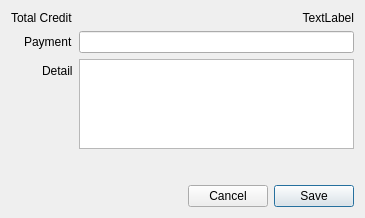
The window that libgui/customer/addcreditpaymentdialog.ui (apinprastya/sultan) describes before a commit, drawn with Qt 5.
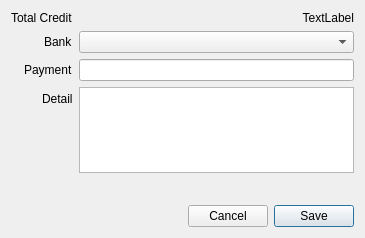
The same window after the commit. Custom widgets are drawn as their Qt base class.

Commit message: implement transaction and money report

What changed in the file:
```diff
--- a/libgui/customer/addcreditpaymentdialog.ui
+++ b/libgui/customer/addcreditpaymentdialog.ui
@@ -7,7 +7,7 @@
     <x>0</x>
     <y>0</y>
     <width>365</width>
-    <height>218</height>
+    <height>238</height>
    </rect>
   </property>
   <property name="windowTitle">
@@ -29,7 +29,7 @@
        </property>
       </widget>
      </item>
-     <item row="1" column="0">
+     <item row="2" column="0">
       <widget class="QLabel" name="label_2">
        <property name="text">
         <string>Payment</string>
@@ -46,17 +46,17 @@
        </property>
       </widget>
      </item>
-     <item row="2" column="0">
+     <item row="3" column="0">
       <widget class="QLabel" name="label_4">
        <property name="text">
         <string>Detail</string>
        </property>
       </widget>
      </item>
-     <item row="1" column="1">
-      <widget class="LibGUI::MoneyLineEdit" name="linePayment"/>
-     </item>
      <item row="2" column="1">
+      <widget class="LibGUI::MoneyLineEdit" name="linePayment"/>
+     </item>
+     <item row="3" column="1">
       <widget class="QPlainTextEdit" name="plainDetail">
        <property name="maximumSize">
         <size>
@@ -66,6 +66,16 @@
        </property>
       </widget>
      </item>
+     <item row="1" column="0">
+      <widget class="QLabel" name="label_3">
+       <property name="text">
+        <string>Bank</string>
+       </property>
+      </widget>
+     </item>
+     <item row="1" column="1">
+      <widget class="QComboBox" name="comboBank"/>
+     </item>
     </layout>
    </item>
    <item>
```
Left out of the diff: 7 changed lines with no effect on the pictures. The commit also changes 37 other files.
